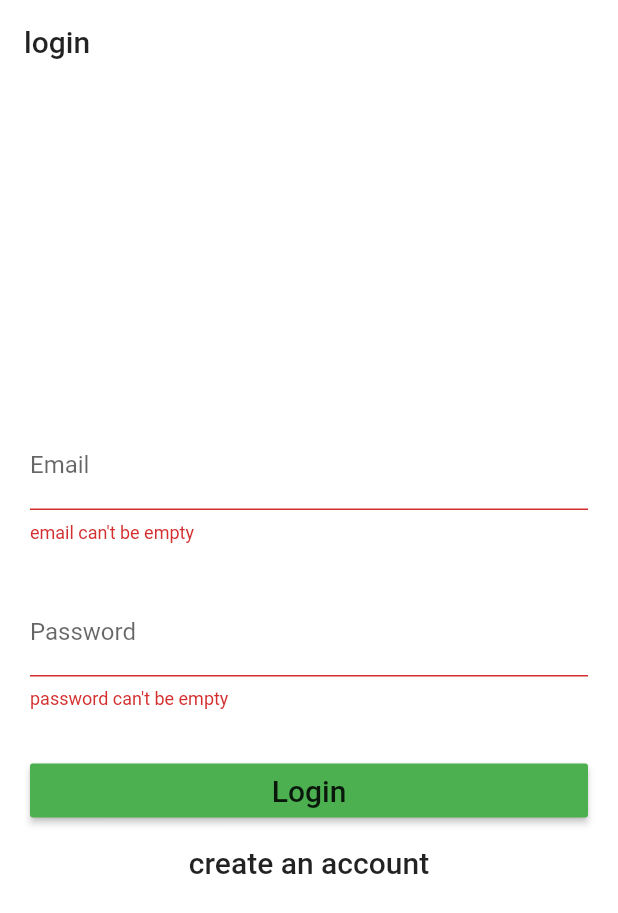
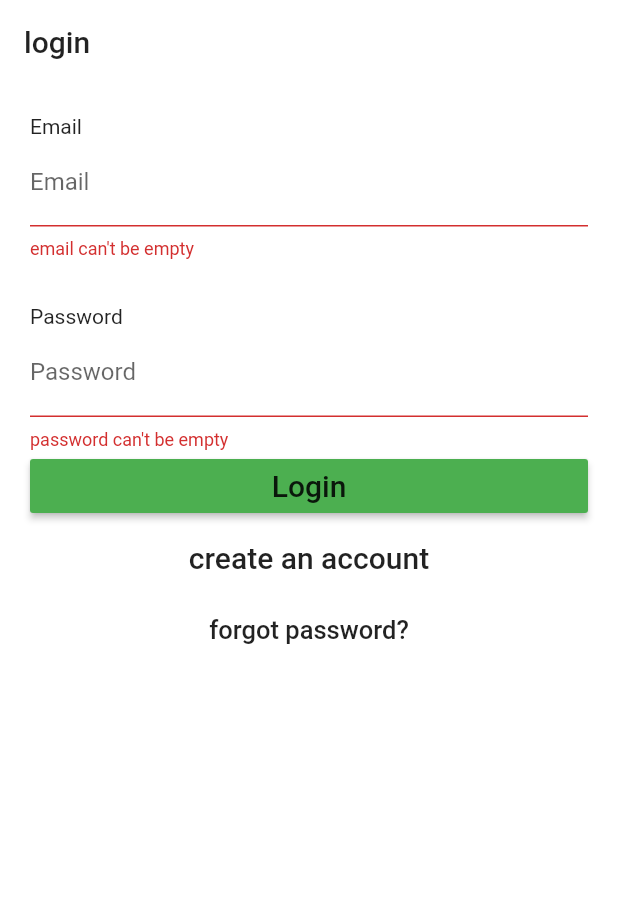
Before and after one commit to MoRashad/Wadi-Food-App-, a Flutter app: the screen it shows after launch, after a tap on "Login", on a phone screen of 412 x 824 dp. Shown: the top 913 px of the screen. Run offline on Flutter 3.47's test engine with Material 2 defaults, Android fonts, the phone set to English and light mode, and no system bars; our stand-ins replace auto_size_text, cloud_firestore, firebase_auth; accounts and stored records are empty.

Commit message:
#2 add password reset and conirm password

```diff
--- a/lib/auth.dart
+++ b/lib/auth.dart
@@ -6,6 +6,7 @@ abstract class BaseAuth {
   Future<String> signinwithemailandpassword(String email, String password);
   Future<String> createuserwithemailandpassword(String email, String password, String name);
   Future<String> currentuser();
+  Future sendresetpassword(String email);
   Future<void> signout();
 }
 
@@ -26,6 +27,10 @@ class Auth implements BaseAuth{
       _firestore.collection('/users').document(user.uid).setData({
         'email' : email,
         'name': name,
+        'phonenumber': 312321321,
+        'profileimage': "",
+        'uid': user.uid
+
 
     });
     }
@@ -36,29 +41,13 @@ class Auth implements BaseAuth{
     FirebaseUser user = await _auth.currentUser();
     return user.uid;
   }
-
+  Future sendresetpassword(String email) async {
+    return _auth.sendPasswordResetEmail(email: email);
+  }
   Future<void> signout() async{
     return _auth.signOut();
   }
 
+
+
 }
-
-class emailvalidate{
-  static String validate(String value){
-    if(value.isEmpty){
-      return "email can't be empty";
-    }
-    return null;
-  }
-}
-class passwordvalidate{
-  static String validate(String value){
-    if(value.isEmpty){
-      return "password can't be empty";
-    }
-    if(value.length < 6){
-      return "email can't be less than 6 charaters";
-    }
-    return null;
-  }
-}
--- a/lib/login_page.dart
+++ b/lib/login_page.dart
@@ -16,14 +16,18 @@ class LoginPage extends StatefulWidget {
 
 enum FormType{
   login,
-  register
+  register,
+  reset
 }
+
 
 class LoginPageState extends State<LoginPage>{
   final _db = Firestore.instance;
   final forekey = new GlobalKey<FormState>();
   String _email;
   String _password;
+  TextEditingController _passcontroller;
+  String _confirmpassword;
   String _name;
   String _error;
   FormType _formType = FormType.login;
@@ -45,12 +49,20 @@ void validateandsubmit() async {
       //FirebaseUser user = (await _auth.signInWithEmailAndPassword(email: _email, password: _password)).user;
       String userid = await widget.auth.signinwithemailandpassword(_email, _password);
       print('signed in: $userid');
-
-      }else{
+      widget.onsignedin();
+      }else if(_formType == FormType.register){
         String userid = await widget.auth.createuserwithemailandpassword(_email, _password, _name);
         print('register user: $userid');
+        widget.onsignedin();
       }
-      widget.onsignedin();
+
+      if(_formType == FormType.reset){
+        widget.auth.sendresetpassword(_email);
+        setState(() {
+          _formType = FormType.login;
+        });
+      }
+
     }catch(e){
       setState(() {
         _error = e.message;
@@ -74,6 +86,12 @@ void moveToLogin(){
   });
 
 }
+void movetoresetpassword(){
+  forekey.currentState.reset();
+  setState(() {
+    _formType = FormType.reset;
+  });
+}
 
   @override
   Widget build(BuildContext context) {
@@ -83,14 +101,16 @@ void moveToLogin(){
         title: new Text('login'),
         elevation: 0.0,
       ),
-      body:  new Container(
+      body:SingleChildScrollView(
+       child: Container(
           padding: EdgeInsets.all(20),
           child: new Form(
             key: forekey,
             child: new Column(
-              mainAxisAlignment: MainAxisAlignment.center,
+
               crossAxisAlignment: CrossAxisAlignment.stretch,
               children: showAlert() + buildInputs() + buildsubmitbutton(),
+            ),
           ),
         ),
       ),
@@ -111,37 +131,75 @@ void moveToLogin(){
             ),
           ],
         ),
-      )];
+      ),
+      SizedBox(height: 30,),
+      ];
     }
     return [SizedBox(height: 0,)];
   }
 
   List<Widget> buildInputs(){
+        if(_formType == FormType.login || _formType == FormType.register)
+        {
         return [
-      new TextFormField(
+           Text('Email'),
+           TextFormField(
             keyboardType: TextInputType.emailAddress,
             decoration: new InputDecoration(
             labelText: 'Email',
             ),
-        validator: emailvalidate.validate,
+            validator: (value){
+              if(value.isEmpty){
+                return "email can't be empty";
+              }
+                return null;
+            },
             onChanged: (value)  => _email = value,
           ),
           SizedBox(height: 30),
+          Text('Password'),
           new TextFormField(
+            controller: _passcontroller,
         decoration: new InputDecoration(
         labelText: 'Password',
        ),
          obscureText: true,
-         validator: passwordvalidate.validate, /*(value) => value.isEmpty ? 'Password can\'t be empty' : null,*/
+         validator: (value) {
+           if(value.isEmpty){
+            return "password can't be empty";
+          }
+          if(value.length < 6){
+            return "Password can't be less than 6 charaters";
+          }
+            return null;
+         },
+
         onChanged: (value)  => _password = value,
       ),
     ];
+    }else{
+      return[
+        Text('Email'),
+        TextFormField(
+            keyboardType: TextInputType.emailAddress,
+            decoration: new InputDecoration(
+            labelText: 'Email',
+            ),
+            validator: (value){
+              if(value.isEmpty){
+                return "email can't be empty";
+              }
+                return null;
+            },
+            onChanged: (value)  => _email = value,
+        ),
+      ];
+    }
   }
   List<Widget> buildsubmitbutton(){
     if(_formType == FormType.login){
 
     return[
-      SizedBox(height: 30,),
       new RaisedButton(
         color: Colors.green,
         child: Text('Login',
@@ -159,10 +217,36 @@ void moveToLogin(){
         ),
         onPressed: moveToRegister,
       ),
+      FlatButton(
+        child: Text('forgot password?',
+        style: TextStyle(
+          fontSize: 17,
+        ),
+        ),
+        onPressed: movetoresetpassword,
+      )
     ];
-    }else{
+    }else if(_formType == FormType.register){
       return[
-      new TextFormField(
+       TextFormField(
+        decoration: new InputDecoration(
+        labelText: 'confirm Password',
+       ),
+         obscureText: true,
+         validator: (value) {
+           if(value.isEmpty){
+             return "Field can\'t be empty";
+           }
+           if(value != _password){
+             return "Passwords don\'t match";
+           }
+           return null;
+         },
+        onChanged: (value)  => _confirmpassword = value,
+      ),
+       SizedBox(height: 20,),
+       Text('Full Name'),
+       TextFormField(
         decoration: new InputDecoration(
         labelText: 'Full Name',
         ),
@@ -188,6 +272,27 @@ void moveToLogin(){
         onPressed: moveToLogin,
       ),
       ];
+    }else if(_formType == FormType.reset){
+      return[
+        SizedBox(height: 20.0),
+       RaisedButton(
+        color: Colors.green,
+        child: Text('send reset mail',
+         style: new TextStyle(
+         fontSize: 20,
+        ),
+        ),
+        onPressed: validateandsubmit,
+      ),
+      new FlatButton(
+        child: new Text('Back to login',
+         style: new TextStyle(
+         fontSize: 20,
+        ),
+        ),
+        onPressed: moveToLogin,
+      ),
+      ];
     }
   }
 }
--- a/pubspec.yaml
+++ b/pubspec.yaml
@@ -14,7 +14,7 @@ description: A new Flutter project.
 version: 1.0.0+1
 
 environment:
-  sdk: ">=2.1.0 <3.0.0"
+  sdk: ">=2.2.2 <3.0.0"
 
 dependencies:
 
```
Lines whose indentation alone changed are shown as unchanged.
